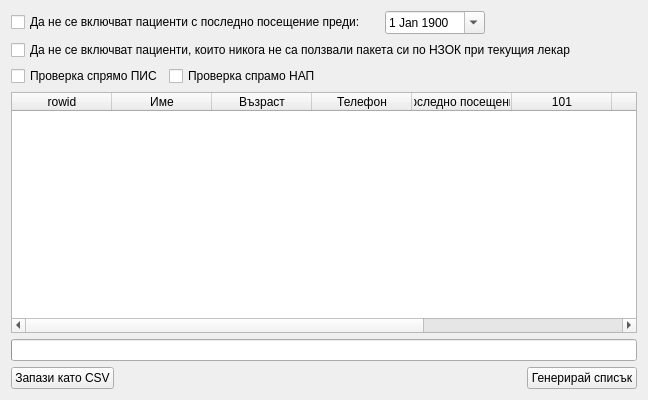
Old version of the form src/View/Widgets/UnusedPackageView.ui in the repository thefinalcutbg/DinoDent.
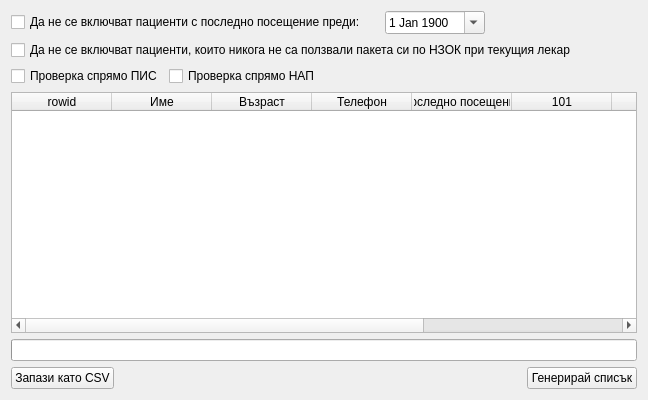
New version of the form. Custom widgets are drawn as their Qt base class.

The edit to the form file:
```diff
--- a/src/View/Widgets/UnusedPackageView.ui
+++ b/src/View/Widgets/UnusedPackageView.ui
@@ -117,7 +117,7 @@
      <item>
       <widget class="QCheckBox" name="nraCheck">
        <property name="text">
-        <string>Проверка спрамо НАП</string>
+        <string>Проверка спрямо НАП</string>
        </property>
       </widget>
      </item>
```
Left out of the diff: 2 changed lines with no effect on the pictures.
